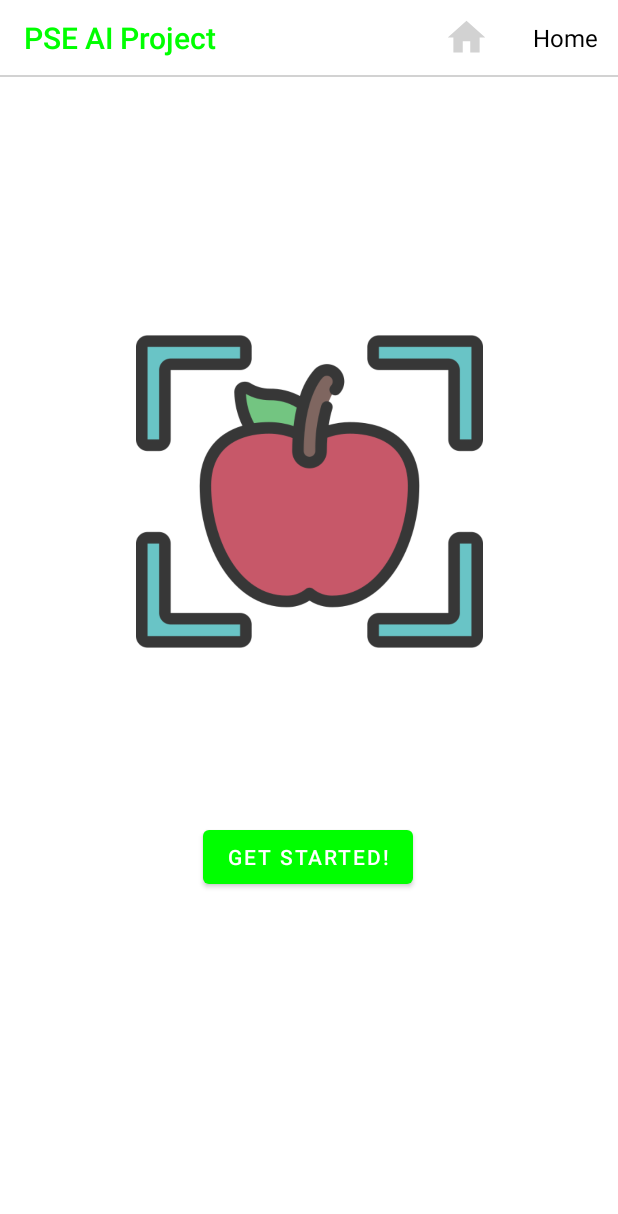
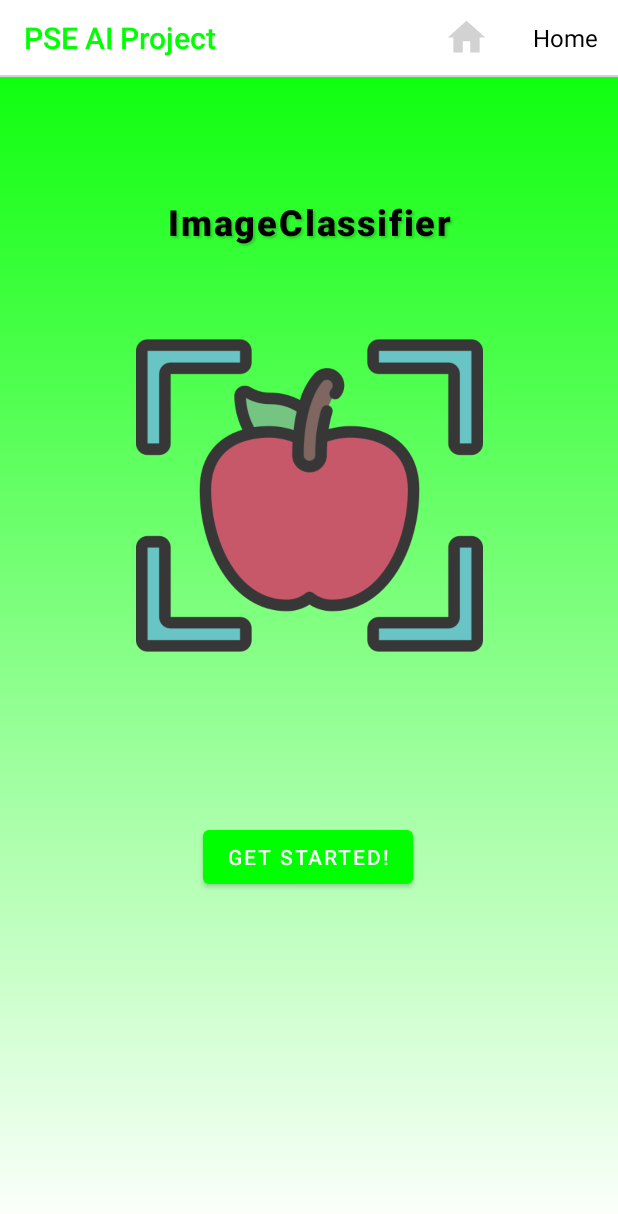
Before and after one commit to andreamu02/PSE-AI-Project, an Android app: the screen it shows after launch once a user with an empty profile is signed in (MainActivity), on a phone screen of 412 x 824 dp. Shown: the top 1214 px of the screen. Run offline under Robolectric (Android 15) with nearby library versions, the phone set to English and light mode, and no system bars; our stand-ins replace Firebase (no records; nobody signed in at launch, a user with empty details on screens opened directly).

Commit message:
Aggiunta modalità orizzontale nella home Modificata grafica della home (ancora grezza)

```diff
--- a/app/src/main/java/it/unipd/dei/pseaiproject/MainActivity.kt
+++ b/app/src/main/java/it/unipd/dei/pseaiproject/MainActivity.kt
@@ -8,7 +8,6 @@ import androidx.appcompat.app.AppCompatActivity
 import android.os.Bundle
 import android.view.View
 import android.widget.AdapterView
-import android.widget.Button
 import android.widget.Spinner
 import android.widget.Toast
 import androidx.appcompat.widget.Toolbar
@@ -26,8 +25,10 @@ class MainActivity : AppCompatActivity() {
         var spinnerTextColor = R.color.white
         if (isDarkTheme) {
             setTheme(R.style.DarkStyle)
+            window.setBackgroundDrawableResource(R.drawable.home_background_dark)
         } else {
             setTheme(R.style.LightStyle)
+            window.setBackgroundDrawableResource(R.drawable.home_background_light)
             backgroundAB = R.color.white
             titleColor = R.color.green
             spinnerTextColor = R.color.black
--- /dev/null
+++ b/app/src/main/res/drawable/home_background_dark.xml
@@ -0,0 +1,5 @@
+<?xml version="1.0" encoding="utf-8"?>
+<shape xmlns:android="http://schemas.android.com/apk/res/android">
+    <gradient android:type="linear" android:angle="90"
+        android:startColor="@color/black" android:endColor="@color/ametista"/>
+</shape>
--- /dev/null
+++ b/app/src/main/res/drawable/home_background_light.xml
@@ -0,0 +1,5 @@
+<?xml version="1.0" encoding="utf-8"?>
+<shape xmlns:android="http://schemas.android.com/apk/res/android">
+    <gradient android:type="linear" android:angle="90"
+        android:startColor="@color/white" android:endColor="@color/green"/>
+</shape>
--- a/app/src/main/res/layout-land/activity_main.xml
+++ b/app/src/main/res/layout-land/activity_main.xml
@@ -4,23 +4,88 @@
     xmlns:tools="http://schemas.android.com/tools"
     android:layout_width="match_parent"
     android:layout_height="match_parent"
+    android:orientation="horizontal"
     >
 
-    <TextView
-        android:id="@+id/prova"
-        android:layout_width="match_parent"
-        android:layout_height="wrap_content"
+    <ImageView
+        android:id="@+id/myImageView"
+        android:layout_width="231dp"
+        android:layout_height="295dp"
+        android:contentDescription="@string/apple"
+        android:src="@drawable/apple_image"
         app:layout_constraintBottom_toBottomOf="parent"
-        app:layout_constraintTop_toTopOf="parent" />
+        app:layout_constraintEnd_toEndOf="parent"
+        app:layout_constraintHorizontal_bias="0.166"
+        app:layout_constraintStart_toStartOf="parent"
+        app:layout_constraintTop_toTopOf="parent"
+        app:layout_constraintVertical_bias="0.862" />
 
     <Button
-        android:id="@+id/button"
+        android:id="@+id/getStarted"
         android:layout_width="wrap_content"
         android:layout_height="wrap_content"
-        android:text="Logout"
-        app:layout_constraintBottom_toTopOf="@+id/prova"
+        android:text="@string/start"
+        app:layout_constraintBottom_toBottomOf="parent"
         app:layout_constraintEnd_toEndOf="parent"
+        app:layout_constraintHorizontal_bias="0.769"
         app:layout_constraintStart_toStartOf="parent"
-        app:layout_constraintTop_toTopOf="parent" />
+        app:layout_constraintTop_toTopOf="parent"
+        app:layout_constraintVertical_bias="0.625" />
+
+    <androidx.appcompat.widget.Toolbar
+        android:id="@+id/toolbar"
+        android:layout_width="0dp"
+        android:layout_height="50dp"
+        android:background="@color/black"
+        app:layout_constraintTop_toTopOf="parent"
+        app:layout_constraintLeft_toLeftOf="parent"
+        app:layout_constraintRight_toRightOf="parent"
+        android:theme="@style/ThemeOverlay.AppCompat.Dark.ActionBar"
+        android:popupTheme="@style/ThemeOverlay.AppCompat.Light" >
+
+    </androidx.appcompat.widget.Toolbar>
+
+    <View
+        android:layout_width="match_parent"
+        android:layout_height="1dp"
+        android:background="@color/lightGrey"
+        app:layout_constraintTop_toBottomOf="@id/toolbar"
+        app:layout_constraintLeft_toLeftOf="parent"
+        app:layout_constraintRight_toRightOf="parent" />
+
+    <Spinner
+        android:id="@+id/spinner"
+        android:layout_width="wrap_content"
+        android:layout_height="50dp"
+        android:background="@android:color/transparent"
+        android:gravity="center"
+        app:layout_constraintBottom_toBottomOf="@id/toolbar"
+        app:layout_constraintEnd_toEndOf="@id/toolbar"
+        app:layout_constraintTop_toTopOf="@id/toolbar"
+        app:popupTheme="@style/ThemeOverlay.AppCompat.Light" />
+
+    <TextView
+        android:id="@+id/TextView"
+        android:layout_width="300dp"
+        android:layout_height="63dp"
+        android:background="@android:color/transparent"
+        android:fontFamily="sans-serif-medium"
+        android:gravity="center"
+        android:letterSpacing="0.05"
+        android:padding="16dp"
+        android:shadowColor="#33000000"
+        android:shadowDx="2"
+        android:shadowDy="2"
+        android:shadowRadius="1.5"
+        android:text="ImageClassifier"
+        android:textColor="#000000"
+        android:textSize="24sp"
+        android:textStyle="bold"
+        app:layout_constraintBottom_toBottomOf="parent"
+        app:layout_constraintEnd_toEndOf="parent"
+        app:layout_constraintHorizontal_bias="0.881"
+        app:layout_constraintStart_toStartOf="parent"
+        app:layout_constraintTop_toTopOf="parent"
+        app:layout_constraintVertical_bias="0.367" />
 
 </androidx.constraintlayout.widget.ConstraintLayout>
--- a/app/src/main/res/layout/activity_main.xml
+++ b/app/src/main/res/layout/activity_main.xml
@@ -7,10 +7,11 @@
     >
 
     <ImageView
-        android:id="@+id/myImageView"
+        android:id="@+id/ImageView"
         android:layout_width="231dp"
-        android:layout_height="295dp"
+        android:layout_height="310dp"
         android:contentDescription="@string/apple"
+        android:background="@android:color/transparent"
         android:src="@drawable/apple_image"
         app:layout_constraintBottom_toBottomOf="parent"
         app:layout_constraintEnd_toEndOf="parent"
@@ -18,16 +19,37 @@
         app:layout_constraintTop_toTopOf="parent"
         app:layout_constraintVertical_bias="0.341" />
 
+    <TextView
+        android:id="@+id/TextView"
+        android:layout_width="300dp"
+        android:layout_height="63dp"
+        android:text="ImageClassifier"
+        android:background="@android:color/transparent"
+        android:gravity="center"
+        android:textSize="24sp"
+        android:textColor="#000000"
+        android:fontFamily="sans-serif-medium"
+        android:textStyle="bold"
+        android:padding="16dp"
+        android:letterSpacing="0.05"
+        android:shadowColor="#33000000"
+        android:shadowDx="2"
+        android:shadowDy="2"
+        android:shadowRadius="1.5"
+        app:layout_constraintBottom_toBottomOf="parent"
+        app:layout_constraintEnd_toEndOf="parent"
+        app:layout_constraintHorizontal_bias="0.498"
+        app:layout_constraintStart_toStartOf="parent"
+        app:layout_constraintTop_toTopOf="parent"
+        app:layout_constraintVertical_bias="0.152" />
+
     <androidx.appcompat.widget.Toolbar
         android:id="@+id/toolbar"
         android:layout_width="0dp"
         android:layout_height="50dp"
-        android:background="@color/black"
         app:layout_constraintTop_toTopOf="parent"
         app:layout_constraintLeft_toLeftOf="parent"
-        app:layout_constraintRight_toRightOf="parent"
-        android:theme="@style/ThemeOverlay.AppCompat.Dark.ActionBar"
-        android:popupTheme="@style/ThemeOverlay.AppCompat.Light" >
+        app:layout_constraintRight_toRightOf="parent">
 
     </androidx.appcompat.widget.Toolbar>
 
--- a/app/src/main/res/layout/spinner_item_layout.xml
+++ b/app/src/main/res/layout/spinner_item_layout.xml
@@ -9,6 +9,7 @@
         android:layout_width="30dp"
         android:layout_height="30dp"
         android:layout_marginStart="8dp"
+        android:background="@android:color/transparent"
         android:src="@drawable/menu"
         android:contentDescription="@string/spinner_item_icon" />
 
@@ -16,6 +17,7 @@
         android:id="@+id/text"
         android:layout_width="70dp"
         android:layout_height="80dp"
+        android:background="@android:color/transparent"
         android:gravity="center"
         android:textColor="@color/black"
         android:layout_marginStart="16dp"
--- a/app/src/main/res/values-night/themes.xml
+++ b/app/src/main/res/values-night/themes.xml
@@ -1,7 +1,7 @@
 <resources xmlns:tools="http://schemas.android.com/tools">
     <!-- Base application theme. -->
-    <style name="DarkStyle" parent="Theme.AppCompat.DayNight.NoActionBar">
-        <item name="android:background">@color/black</item>
+    <style name="DarkStyle" parent="Theme.Material3.Dark.NoActionBar">
+        <item name="android:background">@drawable/home_background_dark</item>
         <item name="colorPrimary">@color/ametista</item>
         <item name="colorPrimaryDark">@color/black</item>
         <item name="colorAccent">@color/colorAccent</item>
--- a/app/src/main/res/values/themes.xml
+++ b/app/src/main/res/values/themes.xml
@@ -1,6 +1,5 @@
 <resources xmlns:tools="http://schemas.android.com/tools">
     <style name="LightStyle" parent="Theme.AppCompat.Light.NoActionBar">
-        <item name="android:background">@color/white</item>
         <item name="colorPrimary">@color/green</item>
         <item name="colorPrimaryDark">@color/lightGrey</item>
         <item name="colorAccent">@color/colorAccent</item>
```
